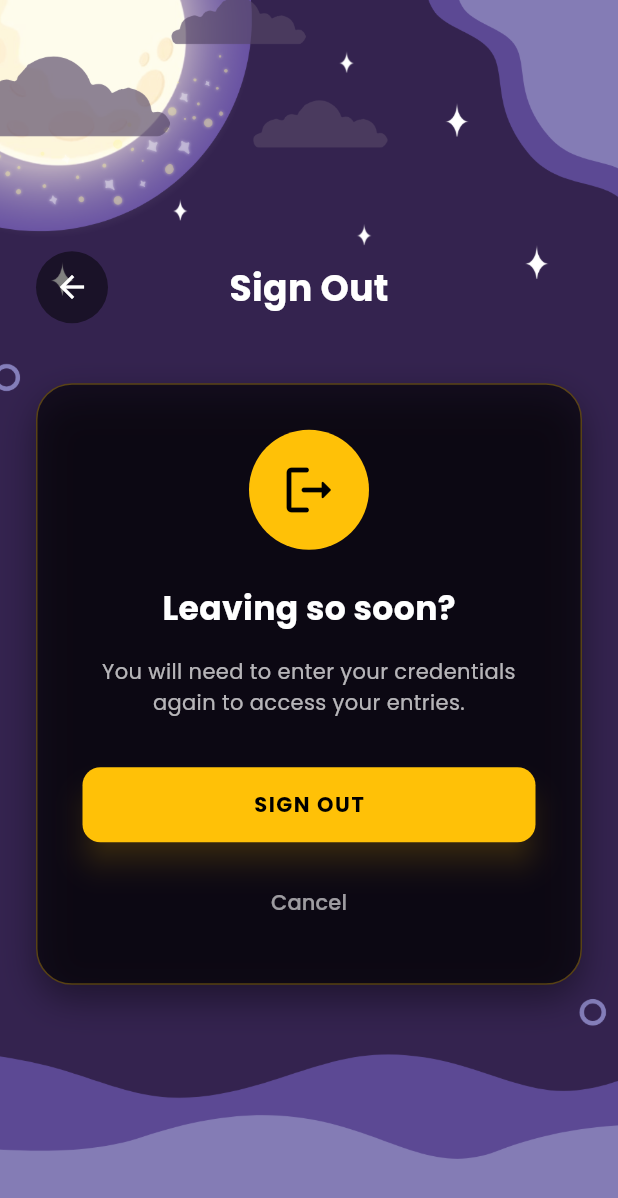
After one commit to mickali02/moods-frontend, a Flutter app: the SignOutPage screen opened directly, on a phone screen of 412 x 824 dp. The commit adds this screen. Shown: the top 1198 px of the screen. Run offline on Flutter 3.47's test engine with Material 3 defaults, Android fonts, the phone set to English and light mode, and no system bars; our stand-ins replace fl_chart, flutter_colorpicker, google_fonts, shared_preferences; accounts and stored records are empty.

Commit message:
Stats and Sign out page updated

```diff
--- /dev/null
+++ b/lib/sign_out_page.dart
@@ -0,0 +1,192 @@
+import 'package:flutter/material.dart';
+import 'package:google_fonts/google_fonts.dart';
+
+// --- IMPORTS ---
+// Make sure these paths match your actual project structure
+import 'login_page.dart';
+import 'services/api_service.dart'; // ✅ This looks inside the services folder
+
+class SignOutPage extends StatefulWidget {
+  const SignOutPage({super.key});
+
+  @override
+  State<SignOutPage> createState() => _SignOutPageState();
+}
+
+class _SignOutPageState extends State<SignOutPage> {
+  bool _isLoading = false;
+
+  void _handleSignOut() async {
+    setState(() => _isLoading = true);
+
+    try {
+      // 1. Call the logout method from your updated ApiService
+      await ApiService().logout();
+
+      if (!mounted) return;
+
+      // 2. Clear navigation stack and go to Login Page
+      Navigator.of(context).pushAndRemoveUntil(
+        MaterialPageRoute(builder: (context) => const LoginPage()),
+        (route) => false, // This removes all previous routes
+      );
+    } catch (e) {
+      // Safety net: If API fails, stop loading and show error
+      if (mounted) {
+        setState(() => _isLoading = false);
+        ScaffoldMessenger.of(context).showSnackBar(
+          SnackBar(
+            content: Text('Logout failed: $e'),
+            backgroundColor: Colors.red,
+          ),
+        );
+      }
+    }
+  }
+
+  @override
+  Widget build(BuildContext context) {
+    return Container(
+      decoration: const BoxDecoration(
+        image: DecorationImage(
+          image: AssetImage("assets/wallpaper.png"),
+          fit: BoxFit.cover,
+        ),
+      ),
+      child: Scaffold(
+        backgroundColor: Colors.transparent,
+        body: Center(
+          child: SingleChildScrollView(
+            child: Padding(
+              padding: const EdgeInsets.all(24.0),
+              child: Column(
+                mainAxisSize: MainAxisSize.min,
+                crossAxisAlignment: CrossAxisAlignment.stretch,
+                children: [
+                  // --- Header ---
+                  Stack(
+                    alignment: Alignment.center,
+                    children: [
+                      Align(
+                        alignment: Alignment.centerLeft,
+                        child: Container(
+                          decoration: BoxDecoration(
+                            color: Colors.black.withValues(alpha: 0.5),
+                            shape: BoxShape.circle,
+                          ),
+                          child: IconButton(
+                            icon: const Icon(Icons.arrow_back, color: Colors.white),
+                            onPressed: () => Navigator.of(context).pop(),
+                          ),
+                        ),
+                      ),
+                      Text(
+                        'Sign Out',
+                        style: GoogleFonts.poppins(
+                          fontSize: 24,
+                          fontWeight: FontWeight.bold,
+                          color: Colors.white,
+                        ),
+                      ),
+                    ],
+                  ),
+                  const SizedBox(height: 40),
+
+                  // --- Glass Card ---
+                  Container(
+                    padding: const EdgeInsets.all(30.0),
+                    decoration: BoxDecoration(
+                      color: Colors.black.withValues(alpha: 0.6),
+                      borderRadius: BorderRadius.circular(24.0),
+                      border: Border.all(
+                        color: Colors.amber.withValues(alpha: 0.3),
+                        width: 1,
+                      ),
+                      boxShadow: [
+                        BoxShadow(
+                          color: Colors.black.withValues(alpha: 0.4),
+                          blurRadius: 20,
+                          offset: const Offset(0, 10),
+                        ),
+                      ],
+                    ),
+                    child: Column(
+                      children: [
+                        const CircleAvatar(
+                          radius: 40,
+                          backgroundColor: Colors.amber,
+                          child: Icon(Icons.logout_rounded,
+                              size: 40, color: Colors.black),
+                        ),
+                        const SizedBox(height: 24),
+                        Text(
+                          'Leaving so soon?',
+                          style: GoogleFonts.poppins(
+                            fontSize: 22,
+                            fontWeight: FontWeight.bold,
+                            color: Colors.white,
+                          ),
+                        ),
+                        const SizedBox(height: 16),
+                        Text(
+                          'You will need to enter your credentials again to access your entries.',
+                          textAlign: TextAlign.center,
+                          style: GoogleFonts.poppins(
+                            fontSize: 14,
+                            color: Colors.white70,
+                            height: 1.5,
+                          ),
+                        ),
+                        const SizedBox(height: 32),
+
+                        // --- Sign Out Button ---
+                        SizedBox(
+                          width: double.infinity,
+                          height: 50,
+                          child: ElevatedButton(
+                            onPressed: _isLoading ? null : _handleSignOut,
+                            style: ElevatedButton.styleFrom(
+                              backgroundColor: Colors.amber,
+                              foregroundColor: Colors.black, // Dark text on Amber
+                              elevation: 8,
+                              shadowColor: Colors.amber.withValues(alpha: 0.4),
+                              shape: RoundedRectangleBorder(
+                                borderRadius: BorderRadius.circular(12),
+                              ),
+                            ),
+                            child: _isLoading
+                                ? const SizedBox(
+                                    width: 24,
+                                    height: 24,
+                                    child: CircularProgressIndicator(
+                                        color: Colors.black, strokeWidth: 2),
+                                  )
+                                : Text(
+                                    'SIGN OUT',
+                                    style: GoogleFonts.poppins(
+                                      fontWeight: FontWeight.bold,
+                                      letterSpacing: 1.0,
+                                    ),
+                                  ),
+                          ),
+                        ),
+                        const SizedBox(height: 16),
+                        TextButton(
+                          onPressed: () => Navigator.pop(context),
+                          child: const Text(
+                            'Cancel',
+                            style: TextStyle(color: Colors.white60),
+                          ),
+                        )
+                      ],
+                    ),
+                  ),
+                ],
+              ),
+            ),
+          ),
+        ),
+      ),
+    );
+  }
+}
--- a/pubspec.yaml
+++ b/pubspec.yaml
@@ -38,6 +38,8 @@ dependencies:
   fl_chart: ^1.1.1
   logging: ^1.1.0
   flutter_colorpicker: ^1.1.0
+  http: ^1.2.0
+  shared_preferences: ^2.2.2
 
 dev_dependencies:
   flutter_test:
```
Also changed, not shown: lib/login_page.dart (+31 -16 lines), lib/services/api_service.dart (+170 -99 lines), lib/settings_page.dart (+19 -3 lines), pubspec.lock.
